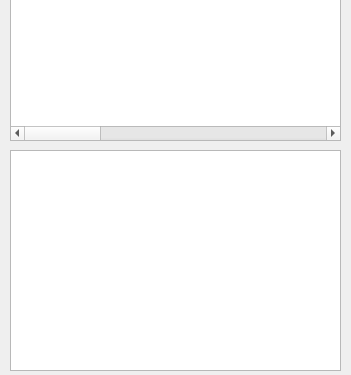
Qt form marine_values_dialog_base.ui (csiro-chris-m/marine_values) before a commit; both pictures show x 0 to 351 and y 580 to 955 of the 351 by 955 pixel window.
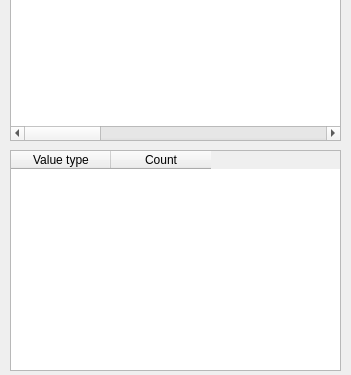
The same form after that commit.

Commit message: Counting features

```diff
--- a/marine_values_dialog_base.ui
+++ b/marine_values_dialog_base.ui
@@ -429,6 +429,16 @@
      <height>221</height>
     </rect>
    </property>
+   <column>
+    <property name="text">
+     <string>Value type</string>
+    </property>
+   </column>
+   <column>
+    <property name="text">
+     <string>Count</string>
+    </property>
+   </column>
   </widget>
  </widget>
  <resources/>
```
The commit also changes 2 other files.
